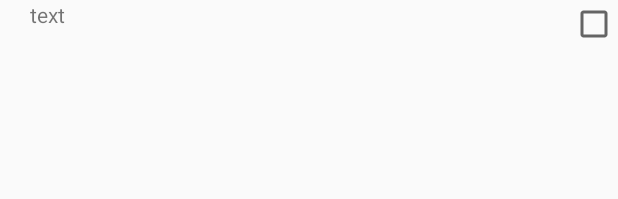
After one commit to makeorbreak-io/fridgynote, an Android app: the layout label_spinner_item.xml on its own in the app's theme, with its tools: preview values and no code run, on a phone screen of 412 x 824 dp. The commit adds this screen. Shown: the top 199 px of the screen. Run offline under Robolectric (Android 15) with nearby library versions, the phone set to English and light mode, and no system bars; Roboto replaces fonts that are not available here.

Commit message:
Label stuff started

```diff
--- a/mobile/FridgyNote/app/src/main/java/com/bitsplease/fridgynote/activities/LoginActivity.java
+++ b/mobile/FridgyNote/app/src/main/java/com/bitsplease/fridgynote/activities/LoginActivity.java
@@ -59,7 +59,7 @@ public class LoginActivity extends AppCompatActivity {
 
         sharedPreferences = PreferenceUtils.getPrefs();
         if (!sharedPreferences.getString(Constants.KEY_USERNAME, "").equals("")) {
-            Intent intent = new Intent(this, MainActivity.class);
+            Intent intent = new Intent(this, TextNoteActivity.class);
             startActivity(intent);
             finish();
         }
--- a/mobile/FridgyNote/app/src/main/java/com/bitsplease/fridgynote/controller/Note.java
+++ b/mobile/FridgyNote/app/src/main/java/com/bitsplease/fridgynote/controller/Note.java
@@ -8,6 +8,7 @@ public class Note {
     private String mTagId;
     private String mOwner;
     private List<String> mShared;
+    private List<String> mLabels;
 
     public Note(String id) {
         mId = id;
@@ -41,6 +42,10 @@ public class Note {
         return mShared;
     }
 
+    public List<String> getLabels() {
+        return mLabels;
+    }
+
     public List<String> getAllUsers() {
         List<String> res = new ArrayList<>(mShared);
         res.add(getOwner());
--- /dev/null
+++ b/mobile/FridgyNote/app/src/main/res/layout/label_spinner_item.xml
@@ -0,0 +1,20 @@
+<?xml version="1.0" encoding="utf-8"?>
+<RelativeLayout xmlns:android="http://schemas.android.com/apk/res/android"
+    android:layout_width="wrap_content"
+    android:layout_height="wrap_content">
+
+    <TextView
+        android:id="@+id/text"
+        android:layout_width="match_parent"
+        android:layout_height="wrap_content"
+        android:layout_marginLeft="20dp"
+        android:text="text"
+        android:textAlignment="gravity" />
+
+    <CheckBox
+        android:id="@+id/checkbox"
+        android:layout_width="wrap_content"
+        android:layout_height="wrap_content"
+        android:layout_alignParentEnd="true"
+        android:layout_alignParentRight="true" />
+</RelativeLayout>
```
Also changed, not shown: mobile/FridgyNote/app/src/main/java/com/bitsplease/fridgynote/activities/TextNoteActivity.java (+86 -10 lines), mobile/FridgyNote/app/src/main/java/com/bitsplease/fridgynote/controller/LabelViewItem.java (added, +22 -0 lines), mobile/FridgyNote/app/src/main/res/layout/activity_text_note.xml (+9 -0 lines).
